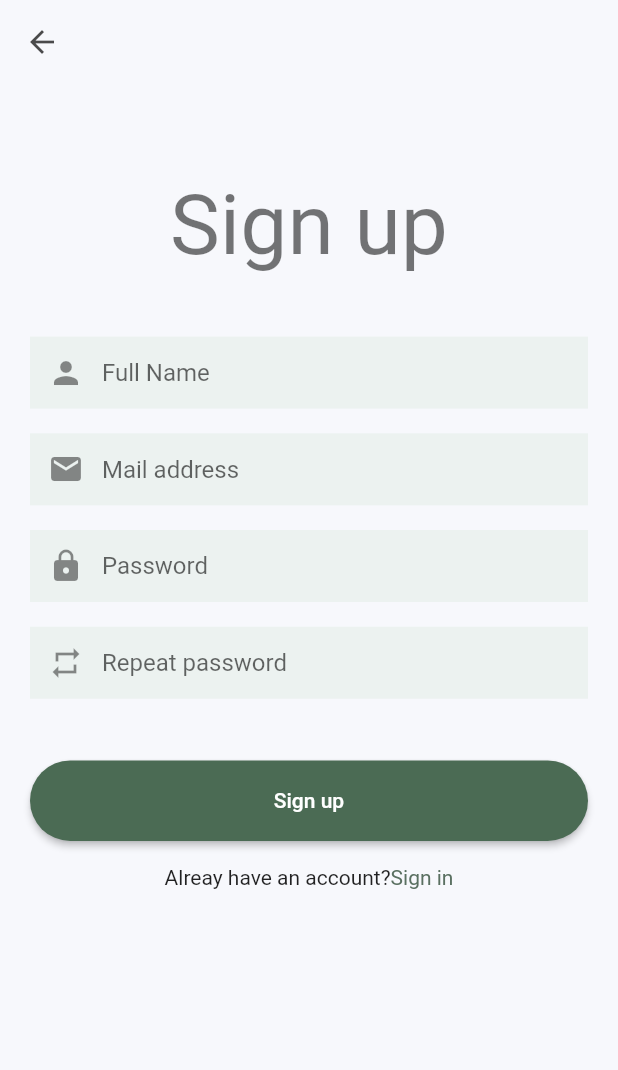
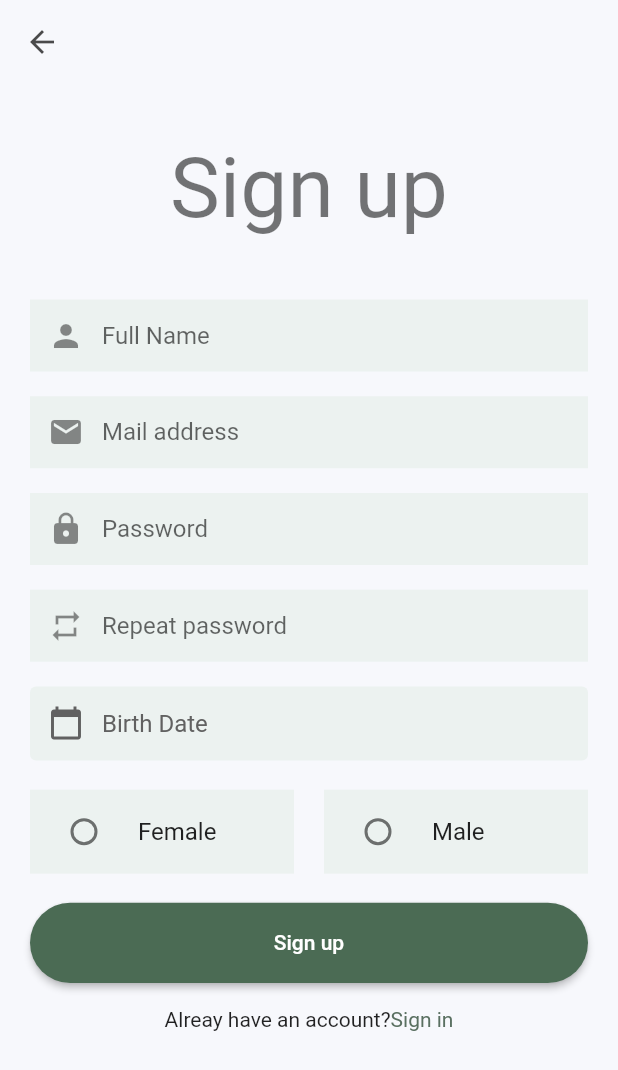
Before and after one commit to abdullahrs/social-survey-app, a Flutter app: the SignUpPage screen opened directly, on a phone screen of 412 x 824 dp. Shown: the top 1070 px of the screen. Run offline on Flutter 3.47's test engine with Material 2 defaults, Android fonts, the phone set to English and light mode, and no system bars; our stand-ins replace auto_route, easy_localization, flutter_bloc, flutter_svg, google_nav_bar, hive_flutter and 1 more; accounts and stored records are empty.

Commit message:
sign up updates + gradle updates

```diff
--- a/assets/translations/en-US.json
+++ b/assets/translations/en-US.json
@@ -37,5 +37,8 @@
     "politics": "Politics",
     "end-survey": "End Survey",
     "continue": "Continue",
-    "edit_info": "Edit information"
+    "edit_info": "Edit information",
+    "female":"Female",
+    "male":"Male",
+    "birth_date":"Birth Date"
 }
--- a/assets/translations/tr-TR.json
+++ b/assets/translations/tr-TR.json
@@ -37,5 +37,8 @@
     "politics": "Siyaset",
     "end-survey": "Anketi Bitir",
     "continue": "Sonraki",
-    "edit_info": "Bilgileri düzenle"
+    "edit_info": "Bilgileri düzenle",
+    "female":"Kadın",
+    "male":"Erkek",
+    "birth_date":"Doğum tarihi"
 }
--- /dev/null
+++ b/lib/product/constants/enums/genders.dart
@@ -0,0 +1 @@
+enum Gender { female, male }
--- /dev/null
+++ b/lib/product/view/auth/components/sign_up_date_selection.dart
@@ -0,0 +1,80 @@
+import '../../../../core/extensions/buildcontext_extension.dart';
+import '../../../constants/style/colors.dart';
+import 'package:easy_localization/src/public_ext.dart';
+import 'package:flutter/cupertino.dart';
+import 'package:flutter/material.dart';
+
+typedef DateCallback = Function(DateTime? date);
+
+class DateSelector extends StatefulWidget {
+  final DateCallback dateCallback;
+  const DateSelector({Key? key, required this.dateCallback}) : super(key: key);
+
+  @override
+  _DateSelectorState createState() => _DateSelectorState();
+}
+
+class _DateSelectorState extends State<DateSelector> {
+  DateTime? _chosenDateTime;
+  @override
+  Widget build(BuildContext context) {
+    return InkWell(
+      onTap: () async {
+        await showCupertinoModalPopup(
+            context: context,
+            builder: (_) => Container(
+                  height: context.dynamicHeight(0.475),
+                  color: AppStyle.scaffoldBackgroundColor,
+                  child: Column(
+                    children: [
+                      SizedBox(
+                        height: context.dynamicHeight(0.4),
+                        child: CupertinoDatePicker(
+                            initialDateTime: DateTime.parse("1999-01-01"),
+                            minimumDate: DateTime.parse("1930-01-01"),
+                            maximumDate: DateTime.parse("2010-01-01"),
+                            dateOrder: DatePickerDateOrder.dmy,
+                            mode: CupertinoDatePickerMode.date,
+                            onDateTimeChanged: (val) {
+                              setState(() {
+                                _chosenDateTime = val;
+                              });
+                              widget.dateCallback(_chosenDateTime);
+                            }),
+                      ),
+                      Expanded(
+                        child: TextButton(
+                          child: const Text('ok').tr(),
+                          onPressed: () => Navigator.of(context).pop(),
+                        ),
+                      ),
+                    ],
+                  ),
+                ));
+      },
+      child: Container(
+        height: context.dynamicHeight(0.06),
+        width: double.infinity,
+        padding: const EdgeInsets.symmetric(horizontal: 12),
+        alignment: Alignment.centerLeft,
+        decoration: BoxDecoration(
+            color: AppStyle.textFieldFillColor,
+            borderRadius: BorderRadius.circular(4)),
+        child: Row(
+          mainAxisAlignment: MainAxisAlignment.start,
+          children: [
+            Icon(Icons.calendar_today, color: Colors.grey[700]),
+            Padding(
+              padding: const EdgeInsets.only(left: 12.0),
+              child: Text(
+                _chosenDateTime == null ? 'birth_date'.tr() : _chosenDateTime.toString().substring(0,10),
+                style: context.appTextTheme.subtitle1!
+                    .copyWith(color: Colors.grey[700]),
+              ),
+            ),
+          ],
+        ),
+      ),
+    );
+  }
+}
--- /dev/null
+++ b/lib/product/view/auth/components/sign_up_gender_selection.dart
@@ -0,0 +1,67 @@
+import '../../../constants/enums/genders.dart';
+import '../../../constants/style/colors.dart';
+import 'package:easy_localization/src/public_ext.dart';
+import 'package:flutter/material.dart';
+
+typedef GenderCallback = Function(Gender? gender);
+class GenderSelection extends StatefulWidget {
+  final GenderCallback callback;
+  const GenderSelection({Key? key, required this.callback}) : super(key: key);
+
+  @override
+  _GenderSelectionState createState() => _GenderSelectionState();
+}
+
+class _GenderSelectionState extends State<GenderSelection> {
+  Gender? radioGroupValue;
+  @override
+  Widget build(BuildContext context) {
+    return Row(
+      mainAxisAlignment: MainAxisAlignment.spaceBetween,
+      crossAxisAlignment: CrossAxisAlignment.center,
+      children: [
+        Flexible(
+          child: DecoratedBox(
+            decoration: const BoxDecoration(
+              color: AppStyle.textFieldFillColor
+            ),
+            child: RadioListTile<Gender>(
+              title: const Text('female').tr(),
+              value: Gender.female,
+              groupValue: radioGroupValue,
+              onChanged: (Gender? val) {
+                setState(() {
+                  if (val != null) {
+                    radioGroupValue = val;
+                  }
+                  widget.callback(radioGroupValue);
+                });
+              },
+            ),
+          ),
+        ),
+        const SizedBox(width: 20),
+        Flexible(
+          child: DecoratedBox(
+            decoration: const BoxDecoration(
+              color: AppStyle.textFieldFillColor
+            ),
+            child: RadioListTile<Gender>(
+              title: const Text('male').tr(),
+              value: Gender.male,
+              groupValue: radioGroupValue,
+              onChanged: (Gender? val) {
+                setState(() {
+                  if (val != null) {
+                    radioGroupValue = val;
+                  }
+                  widget.callback(radioGroupValue);
+                });
+              },
+            ),
+          ),
+        ),
+      ],
+    );
+  }
+}
--- a/lib/product/view/auth/pages/sign_in_page.dart
+++ b/lib/product/view/auth/pages/sign_in_page.dart
@@ -72,7 +72,7 @@ class SignInPage extends StatelessWidget {
               SizedBox(height: context.dynamicHeight(0.05)),
               Visibility(
                 visible: state is SignInStatus
-                    ? (state.status == AuthStatuses.unsucsess ? true : false)
+                    ? (state.status == AuthStatuses.error ? true : false)
                     : false,
                 child: warningField(),
               ),
--- a/lib/product/view/auth/pages/sign_up_page.dart
+++ b/lib/product/view/auth/pages/sign_up_page.dart
@@ -1,3 +1,8 @@
+// ignore_for_file: unnecessary_import
+
+import '../components/sign_up_date_selection.dart';
+import '../components/sign_up_gender_selection.dart';
+
 import '../../../services/data_service.dart';
 import '../../../utils/survey_cache_manager.dart';
 import 'package:auto_route/src/router/auto_router_x.dart';
@@ -22,6 +27,7 @@ class SignUpPage extends StatelessWidget {
   final TextEditingController _repeatPassController = TextEditingController();
   final GlobalKey<FormState> _formKey = GlobalKey();
   final TokenCacheManager userStatus = TokenCacheManager();
+
   @override
   Widget build(BuildContext context) {
     return Scaffold(
@@ -65,7 +71,7 @@ class SignUpPage extends StatelessWidget {
           child: Column(
             mainAxisAlignment: MainAxisAlignment.center,
             children: [
-              SizedBox(height: context.dynamicHeight(0.05)),
+              SizedBox(height: context.dynamicHeight(0.02)),
               Center(
                   child: Text('register', style: context.appTextTheme.headline2)
                       .tr()),
@@ -77,7 +83,37 @@ class SignUpPage extends StatelessWidget {
               passwordField(),
               SizedBox(height: context.dynamicHeight(0.02)),
               repeatPasswordField(),
-              SizedBox(height: context.dynamicHeight(0.05)),
+              SizedBox(height: context.dynamicHeight(0.02)),
+              DateSelector(
+                dateCallback: context.read<RegisterCubit>().getDate,
+              ),
+              SizedBox(height: context.dynamicHeight(0.02)),
+              SizedBox(
+                height: context.dynamicHeight(0.075),
+                child: GenderSelection(
+                    callback: context.read<RegisterCubit>().getGender),
+              ),
+              Visibility(
+                  visible: (state is RegisterStatus
+                      ? (state.status == AuthStatuses.error ? true : false)
+                      : false),
+                  child: Column(
+                    children: [
+                      Align(
+                          alignment: Alignment.centerLeft,
+                          child: Padding(
+                            padding:
+                                const EdgeInsets.only(left: 4, top: 10),
+                            child: Text(
+                              'empty_field'.tr(),
+                              style: context.appTextTheme.bodyText2!
+                                  .copyWith(color: Colors.red),
+                            ),
+                          )),
+                      SizedBox(height: context.dynamicHeight(0.02)),
+                    ],
+                  )),
+              SizedBox(height: context.dynamicHeight(0.02)),
               Visibility(
                 visible: state is RegisterStatus
                     ? (state.status == AuthStatuses.unsucsess ? true : false)
--- a/lib/product/view/auth/view_model/sign_up_cubit.dart
+++ b/lib/product/view/auth/view_model/sign_up_cubit.dart
@@ -1,3 +1,4 @@
+import '../../../constants/enums/genders.dart';
 import 'package:flutter/material.dart';
 import 'package:flutter_bloc/flutter_bloc.dart';
 
@@ -17,6 +18,9 @@ class RegisterCubit extends Cubit<RegisterState> {
 
   bool isRegisterFailed = false;
 
+  Gender? gender;
+  DateTime? birthDate;
+
   RegisterCubit(
       {required this.nameController,
       required this.mailController,
@@ -27,6 +31,10 @@ class RegisterCubit extends Cubit<RegisterState> {
       : super(RegisterInitial());
 
   Future<void> postUserModel() async {
+    if (birthDate == null || gender == null) {
+      emit(RegisterStatus(AuthStatuses.error));
+      return;
+    }
     if (formKey.currentState!.validate()) {
       emit(RegisterStatus(AuthStatuses.started));
       User? sucsess = await AuthService.instance.register(
@@ -46,6 +54,11 @@ class RegisterCubit extends Cubit<RegisterState> {
       if (sucsess?.tokens != null) {
         await cacheManager.putItem(
             HiveModelConstants.tokenKey, sucsess!.tokens!);
+        await AuthService.instance.updateUser(
+            userID: sucsess.user!.id!,
+            gender: gender.toString().split(".")[1],
+            date: birthDate.toString(),
+            refreshToken: sucsess.tokens!.refresh.token);
       }
 
       isRegisterFailed = !(sucsess?.tokens != null);
@@ -54,6 +67,9 @@ class RegisterCubit extends Cubit<RegisterState> {
     }
     emit(RegisterValidationState(!isRegisterFailed));
   }
+
+  void getGender(g) => gender = g;
+  void getDate(d) => birthDate = d;
 }
 
 @immutable
--- a/lib/product/view/home/pages/home_settings.dart
+++ b/lib/product/view/home/pages/home_settings.dart
@@ -1,5 +1,3 @@
-import 'dart:developer';
-
 import 'package:auto_route/src/router/auto_router_x.dart';
 import 'package:easy_localization/src/public_ext.dart';
 import 'package:flutter/material.dart';
--- a/pubspec.yaml
+++ b/pubspec.yaml
@@ -13,7 +13,7 @@ dependencies:
     sdk: flutter
   # State Management
   bloc: ^8.0.2
-  flutter_bloc: ^8.0.0
+  flutter_bloc: ^8.0.1
   # API
   http: ^0.13.4
   json_annotation: ^4.4.0
```
Also changed, not shown: lib/product/router/routes.dart (+5 -4 lines), lib/product/services/auth_service.dart (+26 -25 lines), lib/product/view/auth/components/sign_up_get_user_info.dart (deleted), 4 other files.
